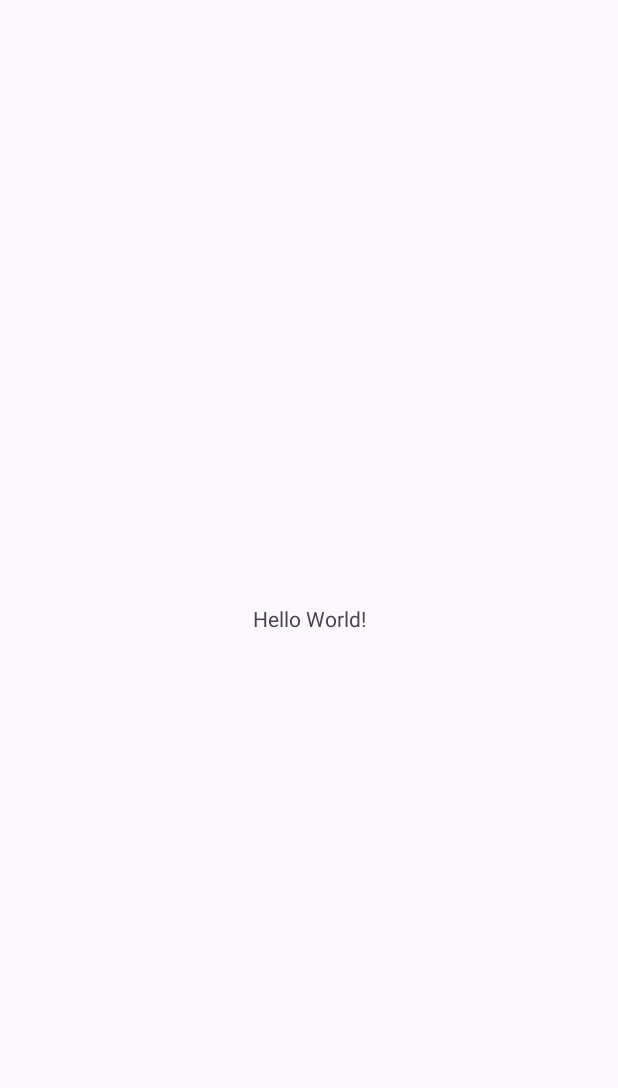
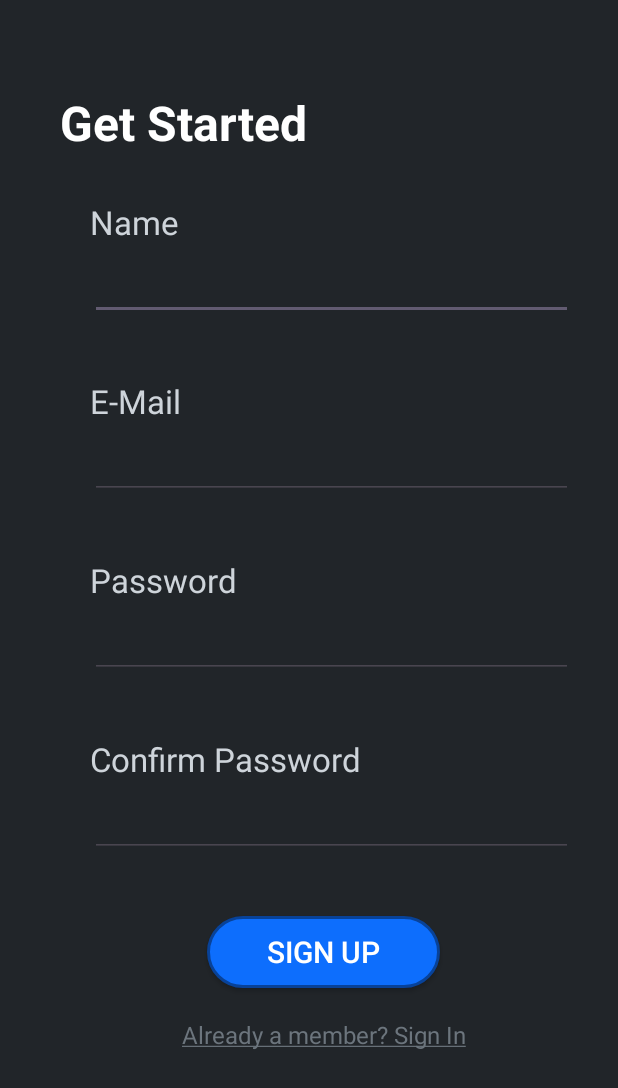
Before and after one commit to ChristianHosh/COMP438-Pharmalytic-Project, an Android app: the screen it shows after launch (MainActivity before the commit, RegisterActivity after it), on a phone screen of 412 x 824 dp. Before the commit the part shown is almost empty. Shown: the top 1088 px of the screen. Run offline under Robolectric (Android 15) with nearby library versions, the phone set to English and light mode, and no system bars.

Commit message:
Created Register Activity

```diff
--- a/app/src/main/AndroidManifest.xml
+++ b/app/src/main/AndroidManifest.xml
@@ -13,7 +13,7 @@
         android:theme="@style/Theme.FinalProject"
         tools:targetApi="31">
         <activity
-            android:name=".MainActivity"
+            android:name=".RegisterActivity"
             android:exported="true">
             <intent-filter>
                 <action android:name="android.intent.action.MAIN" />
--- a/app/src/main/java/com/example/finalproject/MainActivity.java
+++ /dev/null
@@ -1,14 +0,0 @@
-package com.example.finalproject;
-
-import androidx.appcompat.app.AppCompatActivity;
-
-import android.os.Bundle;
-
-public class MainActivity extends AppCompatActivity {
-
-    @Override
-    protected void onCreate(Bundle savedInstanceState) {
-        super.onCreate(savedInstanceState);
-        setContentView(R.layout.activity_main);
-    }
-}
--- /dev/null
+++ b/app/src/main/java/com/example/finalproject/RegisterActivity.java
@@ -0,0 +1,119 @@
+package com.example.finalproject;
+
+import android.os.Bundle;
+import android.widget.EditText;
+import android.widget.TextView;
+import android.widget.Toast;
+
+import androidx.appcompat.app.AppCompatActivity;
+import androidx.appcompat.widget.AppCompatButton;
+
+import java.util.Arrays;
+
+public class RegisterActivity extends AppCompatActivity {
+    private AppCompatButton buttonSignUp;
+    private EditText editTextNameInput;
+    private EditText editTextEmailInput;
+    private EditText editTextPassInput;
+    private EditText editTextConfPassInput;
+    private TextView textViewLoginRedirect;
+    private TextView textViewNameError;
+    private TextView textViewEmailError;
+    private TextView textViewPassError;
+    private TextView textViewConfPassError;
+
+    @Override
+    protected void onCreate(Bundle savedInstanceState) {
+        super.onCreate(savedInstanceState);
+        setContentView(R.layout.act_register);
+
+        getViews();
+        setMethods();
+    }
+
+    private void setMethods() {
+        buttonSignUp.setOnClickListener(e -> {
+            String input_name = editTextNameInput.getText().toString();
+            String input_email = editTextEmailInput.getText().toString();
+            String input_password = editTextPassInput.getText().toString();
+            String input_conf_password = editTextConfPassInput.getText().toString();
+
+            // PUT SUCCESS BADGE FOR ALL EDITTEXT
+            for (EditText editText : Arrays.asList(editTextPassInput, editTextConfPassInput, editTextNameInput, editTextEmailInput)) {
+                editText.setCompoundDrawablesWithIntrinsicBounds(0, 0, Global.BADGE_SUCCESS, 0);
+            }
+
+            // REMOVE ERROR MESSAGES
+            for (TextView textView: Arrays.asList(textViewConfPassError,textViewEmailError,textViewNameError,textViewPassError)){
+                textView.setText("");
+            }
+
+            // CHECK FOR EACH FIELD IF IT'S EMPTY THEN PUT A DANGER BADGE AT THE RIGHT OF THE EDITTEXT
+            if (input_name.equals("")) {
+                editTextNameInput.setCompoundDrawablesWithIntrinsicBounds(0, 0, Global.BADGE_DANGER, 0);
+                // SHOW USER REQUIRED FIELD
+                textViewNameError.setText(Global.REQUIRED_FIELD_STRING);
+
+            }
+            if (input_email.equals("")) {
+                editTextEmailInput.setCompoundDrawablesWithIntrinsicBounds(0, 0, Global.BADGE_DANGER, 0);
+                // SHOW USER REQUIRED FIELD
+                textViewEmailError.setText(Global.REQUIRED_FIELD_STRING);
+            }
+            if (input_password.equals("")) {
+                editTextPassInput.setCompoundDrawablesWithIntrinsicBounds(0, 0, Global.BADGE_DANGER, 0);
+                // SHOW USER REQUIRED FIELD
+                textViewPassError.setText(Global.REQUIRED_FIELD_STRING);
+
+            }
+            if (input_conf_password.equals("")) {
+                editTextConfPassInput.setCompoundDrawablesWithIntrinsicBounds(0, 0, Global.BADGE_DANGER, 0);
+                // SHOW USER REQUIRED FIELD
+                textViewConfPassError.setText(Global.REQUIRED_FIELD_STRING);
+
+            }
+
+
+            // CHECK FIELDS FOR CORRECT INPUTS
+            if (!input_password.equals(input_conf_password)) {
+                editTextConfPassInput.setCompoundDrawablesWithIntrinsicBounds(0, 0, Global.BADGE_DANGER, 0);
+                editTextPassInput.setCompoundDrawablesWithIntrinsicBounds(0, 0, Global.BADGE_DANGER, 0);
+                // SHOW USER PASSWORDS DON'T MATCH
+                textViewPassError.setText(Global.PASSWORDS_DONT_MATCH_STRING);
+                textViewConfPassError.setText(Global.PASSWORDS_DONT_MATCH_STRING);
+
+            }
+            if (!input_email.contains("@")) {
+                editTextEmailInput.setCompoundDrawablesWithIntrinsicBounds(0, 0, Global.BADGE_DANGER, 0);
+                // SHOW USER THAT EMAIL SHOULD CONTAIN '@'
+                textViewEmailError.setText(Global.EMAIL_NOT_VALID_STRING);
+            }
+
+
+            // REGISTER USER TO DATABASE!!!
+
+        });
+
+        textViewLoginRedirect.setOnClickListener(e -> {
+            Toast.makeText(this, "This Works!", Toast.LENGTH_SHORT).show();
+
+            // REDIRECTS TO LOGIN PAGE!!!
+
+
+        });
+    }
+
+    private void getViews() {
+        buttonSignUp = findViewById(R.id.btn_signup);
+        editTextNameInput = findViewById(R.id.in_name);
+        editTextEmailInput = findViewById(R.id.in_email);
+        editTextPassInput = findViewById(R.id.in_password);
+        editTextConfPassInput = findViewById(R.id.in_confirm_password);
+        textViewLoginRedirect = findViewById(R.id.text_login_redirect);
+
+        textViewNameError = findViewById(R.id.error_msg_name);
+        textViewEmailError = findViewById(R.id.error_msg_email);
+        textViewPassError = findViewById(R.id.error_msg_password);
+        textViewConfPassError = findViewById(R.id.error_msg_confirm_password);
+    }
+}
--- /dev/null
+++ b/app/src/main/res/drawable/baseline_check_circle_outline_24.xml
@@ -0,0 +1,5 @@
+<vector android:height="24dp" android:tint="#FFFFFF"
+    android:viewportHeight="24" android:viewportWidth="24"
+    android:width="24dp" xmlns:android="http://schemas.android.com/apk/res/android">
+    <path android:fillColor="@android:color/white" android:pathData="M16.59,7.58L10,14.17l-3.59,-3.58L5,12l5,5 8,-8zM12,2C6.48,2 2,6.48 2,12s4.48,10 10,10 10,-4.48 10,-10S17.52,2 12,2zM12,20c-4.42,0 -8,-3.58 -8,-8s3.58,-8 8,-8 8,3.58 8,8 -3.58,8 -8,8z"/>
+</vector>
--- /dev/null
+++ b/app/src/main/res/drawable/baseline_error_outline_24.xml
@@ -0,0 +1,5 @@
+<vector android:height="24dp" android:tint="#FFFFFF"
+    android:viewportHeight="24" android:viewportWidth="24"
+    android:width="24dp" xmlns:android="http://schemas.android.com/apk/res/android">
+    <path android:fillColor="@android:color/white" android:pathData="M11,15h2v2h-2zM11,7h2v6h-2zM11.99,2C6.47,2 2,6.48 2,12s4.47,10 9.99,10C17.52,22 22,17.52 22,12S17.52,2 11.99,2zM12,20c-4.42,0 -8,-3.58 -8,-8s3.58,-8 8,-8 8,3.58 8,8 -3.58,8 -8,8z"/>
+</vector>
--- /dev/null
+++ b/app/src/main/res/drawable/btn_primary.xml
@@ -0,0 +1,17 @@
+<?xml version="1.0" encoding="utf-8"?>
+<selector xmlns:android="http://schemas.android.com/apk/res/android">
+    <item android:state_active="true">
+        <shape>
+            <corners android:radius="25dp"/>
+            <solid android:color="@color/primary_bg"/>
+            <stroke android:color="@color/primary_border" android:width="2sp"/>
+        </shape>
+    </item>
+    <item android:state_active="false">
+        <shape>
+            <corners android:radius="25dp"/>
+            <solid android:color="@color/primary"/>
+            <stroke android:color="@color/primary_border" android:width="2sp"/>
+        </shape>
+    </item>
+</selector>
--- /dev/null
+++ b/app/src/main/res/layout/act_register.xml
@@ -0,0 +1,221 @@
+<?xml version="1.0" encoding="utf-8"?>
+<androidx.appcompat.widget.LinearLayoutCompat xmlns:android="http://schemas.android.com/apk/res/android"
+    xmlns:tools="http://schemas.android.com/tools"
+    android:layout_width="match_parent"
+    android:layout_height="match_parent"
+    android:background="@color/body_bg"
+    android:orientation="vertical"
+    android:padding="20dp"
+    android:paddingStart="40dp"
+    android:paddingEnd="20dp"
+    tools:context=".RegisterActivity">
+
+    <TextView
+        android:layout_width="wrap_content"
+        android:layout_height="wrap_content"
+        android:layout_marginTop="40dp"
+
+        android:text="@string/reg_get_started"
+        android:textColor="@color/text_emphasis"
+        android:textSize="32sp"
+
+        android:textStyle="bold" />
+
+
+    <androidx.appcompat.widget.LinearLayoutCompat
+        android:layout_width="match_parent"
+        android:layout_height="wrap_content"
+        android:layout_marginTop="10dp"
+        android:orientation="vertical">
+
+        <!--        NAME-->
+        <androidx.appcompat.widget.LinearLayoutCompat
+            android:layout_width="match_parent"
+            android:layout_height="wrap_content"
+            android:layout_marginTop="20dp"
+
+            android:orientation="vertical"
+            android:paddingStart="20dp"
+            android:paddingEnd="10dp">
+
+            <TextView
+                android:layout_width="wrap_content"
+                android:layout_height="wrap_content"
+                android:labelFor="@+id/in_name"
+
+                android:text="@string/reg_name"
+                android:textColor="@color/text_secondary"
+
+                android:textSize="22sp" />
+
+            <EditText
+                android:id="@+id/in_name"
+                android:layout_width="match_parent"
+                android:layout_height="wrap_content"
+
+                android:layout_marginTop="5dp"
+
+                android:autofillHints="name"
+                android:inputType="text"
+                android:textColor="@color/text_secondary" />
+
+            <TextView
+                android:id="@+id/error_msg_name"
+                android:layout_width="wrap_content"
+                android:layout_height="wrap_content"
+                android:textColor="@color/danger_text" />
+
+
+        </androidx.appcompat.widget.LinearLayoutCompat>
+
+        <!--        EMAIL-->
+        <androidx.appcompat.widget.LinearLayoutCompat
+            android:layout_width="match_parent"
+            android:layout_height="wrap_content"
+            android:layout_marginTop="20dp"
+
+            android:orientation="vertical"
+            android:paddingStart="20dp"
+            android:paddingEnd="10dp">
+
+            <TextView
+                android:layout_width="wrap_content"
+                android:layout_height="wrap_content"
+                android:labelFor="@+id/in_email"
+
+                android:text="@string/reg_e_mail"
+                android:textColor="@color/text_secondary"
+
+                android:textSize="22sp" />
+
+            <EditText
+                android:id="@+id/in_email"
+                android:layout_width="match_parent"
+                android:layout_height="wrap_content"
+
+                android:layout_marginTop="5dp"
+
+                android:autofillHints="emailAddress"
+                android:inputType="textEmailAddress"
+
+                android:textColor="@color/text_secondary"
+                android:textSize="18sp" />
+
+            <TextView
+                android:id="@+id/error_msg_email"
+                android:layout_width="wrap_content"
+                android:layout_height="wrap_content"
+                android:textColor="@color/danger_text" />
+
+        </androidx.appcompat.widget.LinearLayoutCompat>
+
+        <!--        PASSWORD-->
+        <androidx.appcompat.widget.LinearLayoutCompat
+            android:layout_width="match_parent"
+            android:layout_height="wrap_content"
+            android:layout_marginTop="20dp"
+
+            android:orientation="vertical"
+            android:paddingStart="20dp"
+            android:paddingEnd="10dp">
+
+            <TextView
+                android:layout_width="wrap_content"
+                android:layout_height="wrap_content"
+                android:labelFor="@+id/in_password"
+
+                android:text="@string/reg_password"
+                android:textColor="@color/text_secondary"
+
+                android:textSize="22sp" />
+
+            <EditText
+                android:id="@+id/in_password"
+                android:layout_width="match_parent"
+                android:layout_height="wrap_content"
+
+                android:layout_marginTop="5dp"
+
+                android:autofillHints="password"
+                android:inputType="textPassword"
+                android:textColor="@color/text_secondary" />
+
+            <TextView
+                android:id="@+id/error_msg_password"
+                android:layout_width="wrap_content"
+                android:layout_height="wrap_content"
+                android:textColor="@color/danger_text" />
+
+        </androidx.appcompat.widget.LinearLayoutCompat>
+
+        <!--        CONFIRM PASSWORD-->
+        <androidx.appcompat.widget.LinearLayoutCompat
+            android:layout_width="match_parent"
+            android:layout_height="wrap_content"
+            android:layout_marginTop="20dp"
+
+            android:orientation="vertical"
+            android:paddingStart="20dp"
+            android:paddingEnd="10dp">
+
+            <TextView
+                android:layout_width="wrap_content"
+                android:layout_height="wrap_content"
+
+                android:labelFor="@+id/in_confirm_password"
+
+                android:text="@string/reg_confirm_password"
+                android:textColor="@color/text_secondary"
+                android:textSize="22sp" />
+
+            <EditText
+                android:id="@+id/in_confirm_password"
+                android:layout_width="match_parent"
+                android:layout_height="wrap_content"
+
+                android:layout_marginTop="5dp"
+
+                android:autofillHints="password"
+                android:inputType="textPassword"
+                android:textColor="@color/text_secondary" />
+
+            <TextView
+                android:id="@+id/error_msg_confirm_password"
+                android:layout_width="wrap_content"
+                android:layout_height="wrap_content"
+                android:textColor="@color/danger_text" />
+        </androidx.appcompat.widget.LinearLayoutCompat>
+
+
+    </androidx.appcompat.widget.LinearLayoutCompat>
+
+    <androidx.appcompat.widget.AppCompatButton
+        android:id="@+id/btn_signup"
+        android:layout_width="wrap_content"
+        android:layout_height="wrap_content"
+        android:layout_gravity="center"
+
+        android:layout_marginTop="20dp"
+        android:background="@drawable/btn_primary"
+
+        android:paddingHorizontal="40dp"
+        android:text="@string/reg_sign_up"
+        android:textColor="@color/text_emphasis"
+        android:textSize="20sp"
+
+        />
+
+    <TextView
+        android:id="@+id/text_login_redirect"
+        android:layout_width="wrap_content"
+        android:layout_height="wrap_content"
+        android:layout_gravity="center"
+        android:layout_marginTop="20dp"
+
+        android:text="@string/reg_redirect"
+
+        android:textColor="@color/text_tertiary"
+        android:textSize="16sp" />
+
+
+</androidx.appcompat.widget.LinearLayoutCompat>
--- a/app/src/main/res/layout/activity_main.xml
+++ /dev/null
@@ -1,18 +0,0 @@
-<?xml version="1.0" encoding="utf-8"?>
-<androidx.constraintlayout.widget.ConstraintLayout xmlns:android="http://schemas.android.com/apk/res/android"
-    xmlns:app="http://schemas.android.com/apk/res-auto"
-    xmlns:tools="http://schemas.android.com/tools"
-    android:layout_width="match_parent"
-    android:layout_height="match_parent"
-    tools:context=".MainActivity">
-
-    <TextView
-        android:layout_width="wrap_content"
-        android:layout_height="wrap_content"
-        android:text="Hello World!"
-        app:layout_constraintBottom_toBottomOf="parent"
-        app:layout_constraintEnd_toEndOf="parent"
-        app:layout_constraintStart_toStartOf="parent"
-        app:layout_constraintTop_toTopOf="parent" />
-
-</androidx.constraintlayout.widget.ConstraintLayout>
--- a/app/src/main/res/values/colors.xml
+++ b/app/src/main/res/values/colors.xml
@@ -1,5 +1,46 @@
 <?xml version="1.0" encoding="utf-8"?>
 <resources>
-    <color name="black">#FF000000</color>
-    <color name="white">#FFFFFFFF</color>
+
+<!--    MAIN COLOR-->
+    <color name="body_bg">#212529</color>
+    <color name="secondary_bg">#343A40</color>
+    <color name="tertiary_bg">#343A40</color>
+    <color name="emphasis_color">#FFFFFF</color>
+    <color name="border_color">#495057</color>
+
+<!--    TEXT COLOR-->
+    <color name="text_emphasis">#FFFFFF</color>
+    <color name="text_secondary">#CED4DA</color>
+    <color name="text_tertiary">#6C757D</color>
+
+<!--    PRIMARY COLOR-->
+    <color name="primary">#0D6EFD</color>
+    <color name="primary_bg">#031633</color>
+    <color name="primary_border">#084298</color>
+    <color name="primary_text">#6EA8FE</color>
+
+<!--    SUCCESS COLOR-->
+    <color name="success">#198754</color>
+    <color name="success_bg">#051B11</color>
+    <color name="success_border">#0F5132</color>
+    <color name="success_text">#75B798</color>
+
+<!--    DANGER COLOR-->
+    <color name="danger">#DC3545</color>
+    <color name="danger_bg">#2C0B0E</color>
+    <color name="danger_border">#842029</color>
+    <color name="danger_text">#EA868F</color>
+
+<!--    WARNING COLOR-->
+    <color name="warning">#FFC107</color>
+    <color name="warning_bg">#332701</color>
+    <color name="warning_border">#997404</color>
+    <color name="warning_text">#212529</color>
+
+<!--    INFO COLOR-->
+    <color name="info">#0DCAF0</color>
+    <color name="info_bg">#032830</color>
+    <color name="info_border">#087990</color>
+    <color name="info_text">#6EDFF6</color>
+
 </resources>
--- a/app/src/main/res/values/strings.xml
+++ b/app/src/main/res/values/strings.xml
@@ -1,3 +1,10 @@
 <resources>
     <string name="app_name">FinalProject</string>
+    <string name="reg_redirect"><u>Already a member? Sign In</u></string>
+    <string name="reg_sign_up">Sign Up</string>
+    <string name="reg_confirm_password">Confirm Password</string>
+    <string name="reg_password">Password</string>
+    <string name="reg_e_mail">E-Mail</string>
+    <string name="reg_name">Name</string>
+    <string name="reg_get_started">Get Started</string>
 </resources>
```
Also changed, not shown: app/src/main/java/com/example/finalproject/Global.java (added, +11 -0 lines), app/src/main/res/drawable/badge_danger.xml (added, +14 -0 lines), app/src/main/res/drawable/badge_success.xml (added, +14 -0 lines), app/src/main/res/drawable/btn_sucess.xml (added, +17 -0 lines).
